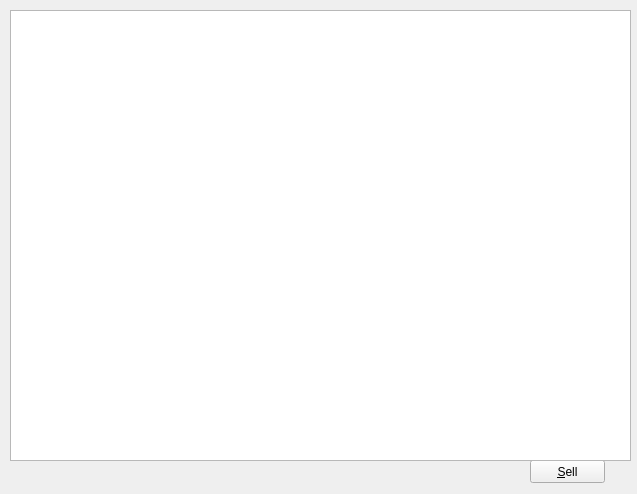
pgulyaev88/elpos, file residuesfilialform.ui: the form before one commit.
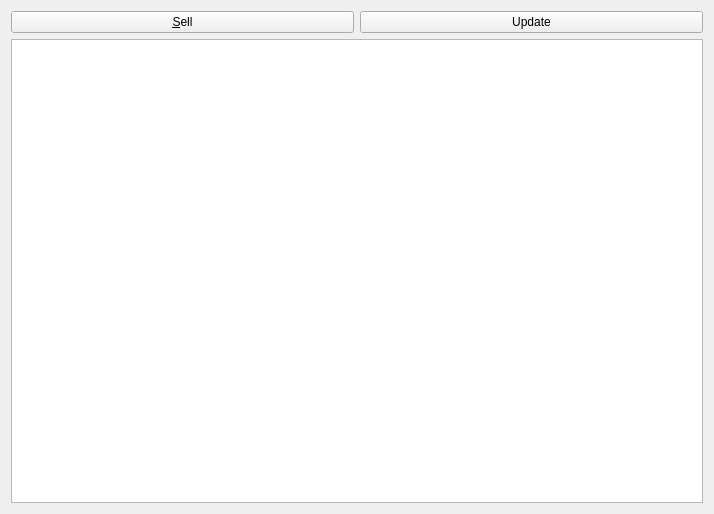
The form after the commit.

```diff
--- a/residuesfilialform.ui
+++ b/residuesfilialform.ui
@@ -6,36 +6,48 @@
    <rect>
     <x>0</x>
     <y>0</y>
-    <width>637</width>
-    <height>494</height>
+    <width>714</width>
+    <height>514</height>
    </rect>
   </property>
   <property name="windowTitle">
    <string>Form</string>
   </property>
-  <widget class="QPushButton" name="pushButton">
-   <property name="geometry">
-    <rect>
-     <x>530</x>
-     <y>460</y>
-     <width>75</width>
-     <height>23</height>
-    </rect>
-   </property>
-   <property name="text">
-    <string>&amp;Sell</string>
-   </property>
-  </widget>
-  <widget class="QTableView" name="filialTableView">
-   <property name="geometry">
-    <rect>
-     <x>10</x>
-     <y>10</y>
-     <width>621</width>
-     <height>451</height>
-    </rect>
-   </property>
-  </widget>
+  <layout class="QGridLayout" name="gridLayout_3">
+   <item row="0" column="0">
+    <layout class="QGridLayout" name="gridLayout">
+     <item row="1" column="0">
+      <layout class="QVBoxLayout" name="verticalLayout">
+       <item>
+        <layout class="QGridLayout" name="gridLayout_2">
+         <item row="2" column="1">
+          <widget class="QTableView" name="filialTableView"/>
+         </item>
+         <item row="0" column="1">
+          <layout class="QHBoxLayout" name="horizontalLayout">
+           <item>
+            <widget class="QPushButton" name="pushButtonSell">
+             <property name="text">
+              <string>&amp;Sell</string>
+             </property>
+            </widget>
+           </item>
+           <item>
+            <widget class="QPushButton" name="pushButtonUpdate">
+             <property name="text">
+              <string>Update</string>
+             </property>
+            </widget>
+           </item>
+          </layout>
+         </item>
+        </layout>
+       </item>
+      </layout>
+     </item>
+    </layout>
+   </item>
+  </layout>
  </widget>
  <resources/>
  <connections/>
```
